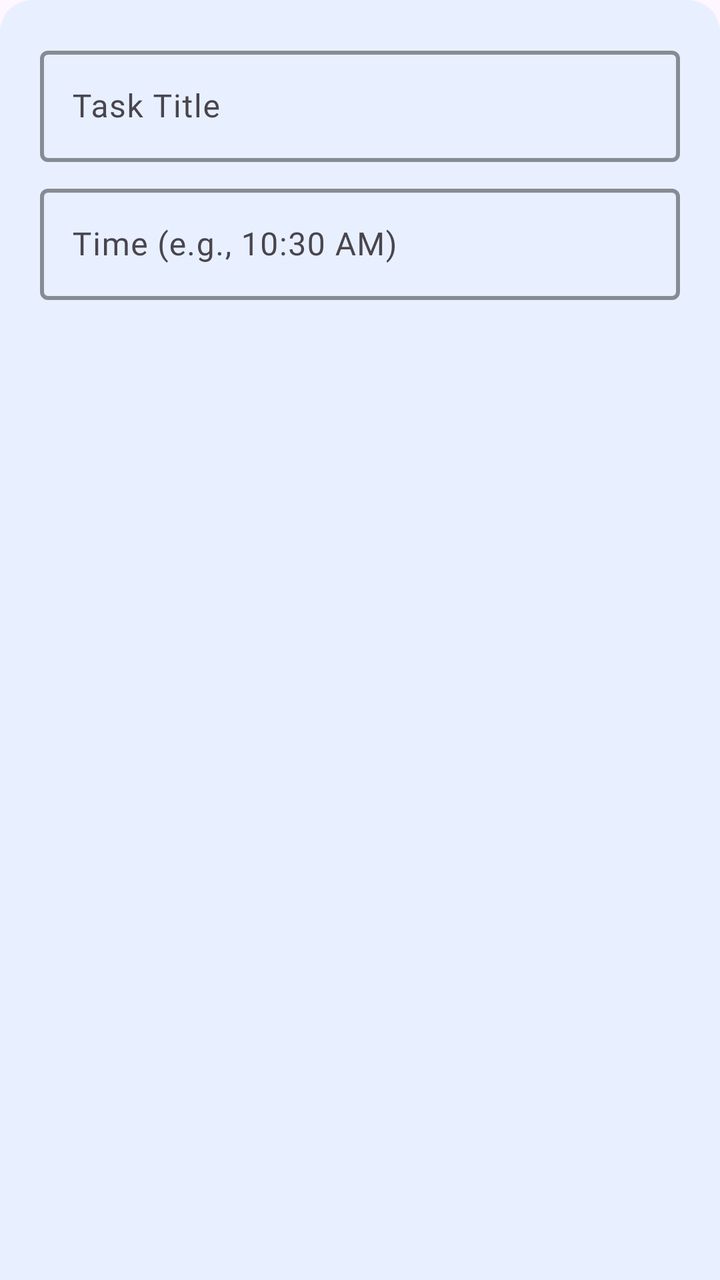
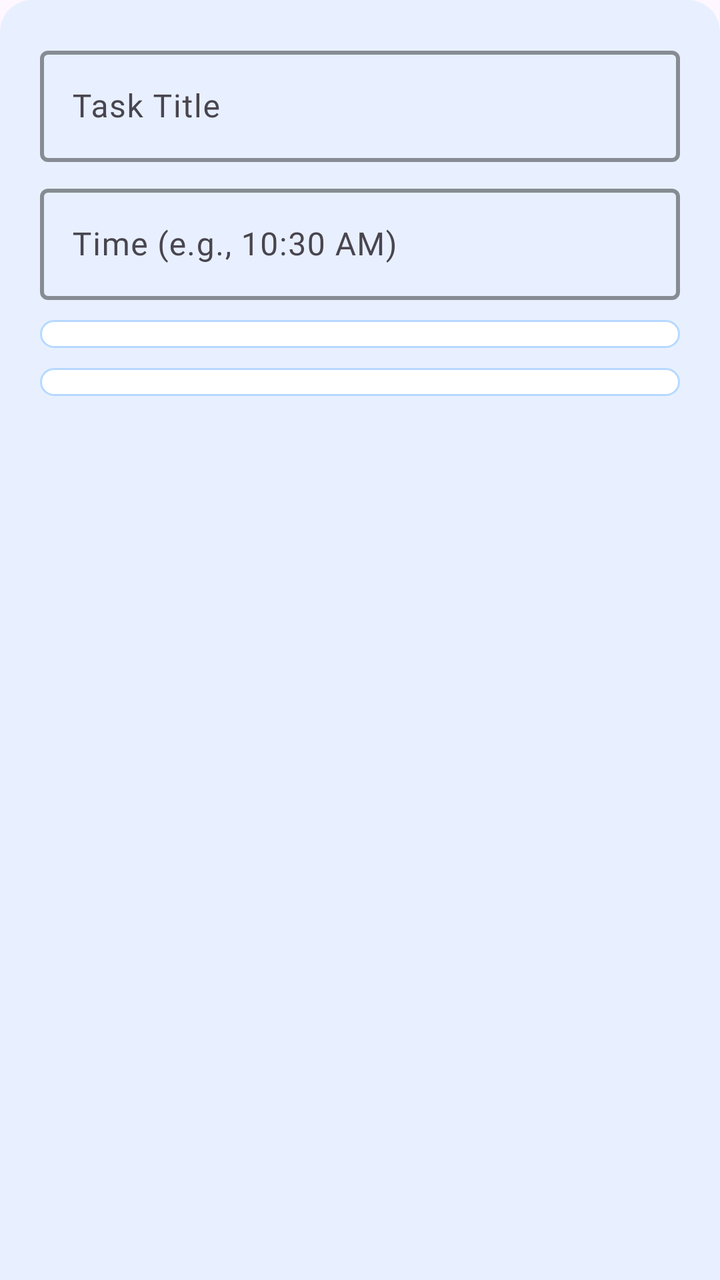

Before-and-after screenshots of an Android layout around one commit, followed by the original layout XML and the change that was made.
<!-- AndroidManifest.xml: application theme Theme.PulseSync -->
<!-- res/layout/add_task_admin.xml -->
<?xml version="1.0" encoding="utf-8"?>
<LinearLayout xmlns:android="http://schemas.android.com/apk/res/android"
    xmlns:app="http://schemas.android.com/apk/res-auto"
    android:padding="20dp"
    android:orientation="vertical"
    android:layout_width="match_parent"
    android:background="@drawable/bottom_sheet_background"
    android:layout_height="wrap_content">

    <com.google.android.material.textfield.TextInputLayout
        android:layout_width="match_parent"
        app:boxStrokeWidth="2dp"
        app:boxStrokeColor="@color/primary_blue"
        android:layout_height="wrap_content">

        <com.google.android.material.textfield.TextInputEditText
            android:id="@+id/inputTaskTitle"
            android:hint="Task Title"
            android:fontFamily="@font/lufga_regular"
            android:layout_width="match_parent"
            android:layout_height="wrap_content" />

    </com.google.android.material.textfield.TextInputLayout>


    <com.google.android.material.textfield.TextInputLayout
        android:layout_width="match_parent"
        android:layout_marginTop="8dp"
        app:boxStrokeWidth="2dp"
        app:boxStrokeColor="@color/primary_blue"
        android:layout_height="wrap_content">

        <com.google.android.material.textfield.TextInputEditText
            android:id="@+id/inputTaskTime"
            android:hint="Time (e.g., 10:30 AM)"
            android:layout_width="match_parent"
            android:fontFamily="@font/source_sans_pro"
            android:layout_height="wrap_content" />

    </com.google.android.material.textfield.TextInputLayout>

    <Spinner
        android:id="@+id/spinnerDoctor"
        android:layout_width="match_parent"
        android:background="@drawable/bg_card"
        android:layout_height="wrap_content"
        android:layout_marginTop="10dp" />

    <Spinner
    android:id="@+id/spinnerNurse"
    android:layout_width="match_parent"
    android:background="@drawable/bg_card"
    android:layout_height="wrap_content"
    android:layout_marginTop="10dp" />

</LinearLayout>
<!-- resources referenced by this layout -->
<resources>
  <color name="primary_blue">#b6d9ff</color>
  <!-- drawable bg_card (drawable) -->
  <shape xmlns:android="http://schemas.android.com/apk/res/android">
      <solid android:color="@color/white"/>
      <corners android:radius="8dp"/>
      <stroke android:width="1dp" android:color="@color/primary_blue"/>
  </shape>
  <!-- drawable bottom_sheet_background (drawable) -->
  <shape xmlns:android="http://schemas.android.com/apk/res/android">
      <solid android:color="#E8F0FF"/>
      <corners android:topLeftRadius="16dp" android:topRightRadius="16dp"/>
  </shape>
  <style name="Theme.PulseSync" parent="Base.Theme.PulseSync" />
  <color name="white">#FFFFFFFF</color>
  <style name="Base.Theme.PulseSync" parent="Theme.Material3.DayNight.NoActionBar">
          
          
      </style>
</resources>

<!-- the commit's change to res/layout/add_task_admin.xml (unified diff, before → after) -->
@@ -42,6 +42,7 @@
     <Spinner
         android:id="@+id/spinnerDoctor"
         android:layout_width="match_parent"
+        android:padding="7dp"
         android:background="@drawable/bg_card"
         android:layout_height="wrap_content"
         android:layout_marginTop="10dp" />
@@ -50,6 +51,7 @@
     android:id="@+id/spinnerNurse"
     android:layout_width="match_parent"
     android:background="@drawable/bg_card"
+        android:padding="7dp"
     android:layout_height="wrap_content"
     android:layout_marginTop="10dp" />
 
